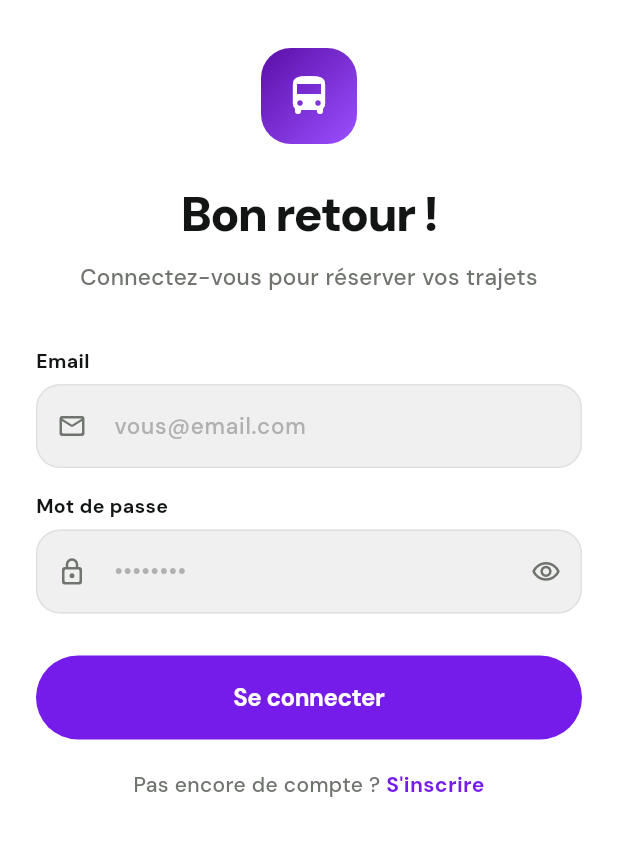
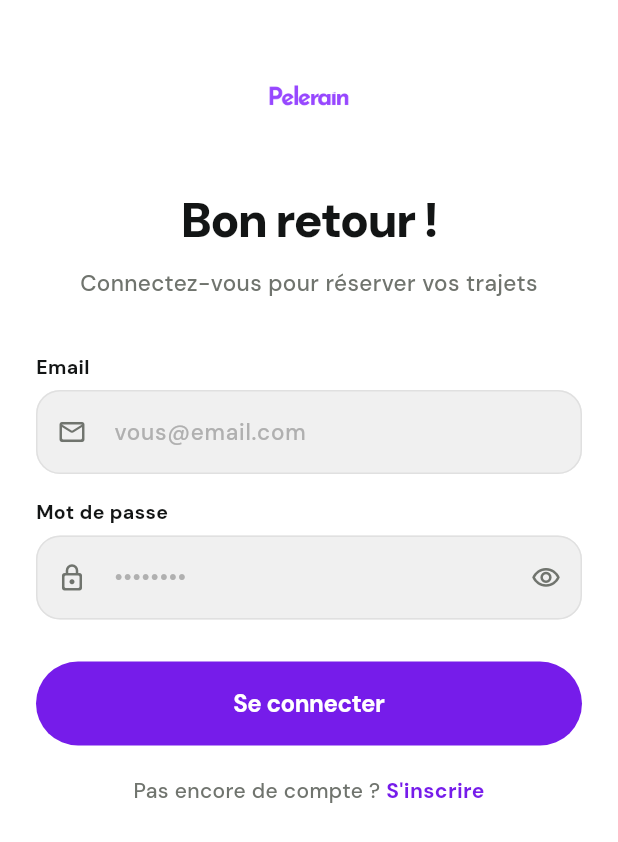
Before and after one commit to Wendlac/pelerain, a Flutter app: the screen it shows after launch, on a phone screen of 412 x 824 dp. Shown: the top 842 px of the screen. Run offline on Flutter 3.47's test engine with Material 3 defaults, Android fonts, the phone set to English and light mode, and no system bars; our stand-ins replace flutter_map, flutter_riverpod, gap, go_router, google_fonts, just_audio and 2 more; accounts and stored records are empty.

Commit message:
feat: Android internet permission, Pelerain logo on auth, hydrated company detail, pill-shaped buttons
- Add android.permission.INTERNET to release manifest so future signed
  builds can reach Supabase (debug builds already had it)
- Auth screen header: swap the purple gradient bus icon for the Pelerain
  wordmark logo, matching the splash screen identity
- Company detail screen now hydrates from the cached companiesProvider
  so agencies and the map appear even when the user lands via a trip
  (search results' join doesn't fetch agencies). Shows a loader while
  the cache warms, and an empty-state message if a company truly has
  no agencies registered
- Button radius: all primary CTAs are now pill-shaped (radiusFull). The
  ElevatedButton, OutlinedButton, FilledButton and TextButton themes were
  updated, plus SkeuButton's three variants and the "cancel reservation"
  / "logout" inline buttons. Cards, modals and chip tags keep their
  smaller radii.

```diff
--- a/lib/core/theme/app_theme.dart
+++ b/lib/core/theme/app_theme.dart
@@ -43,13 +43,15 @@ class AppTheme {
         ),
         iconTheme: const IconThemeData(color: AppColors.content),
       ),
+      // All app buttons are pill-shaped (fully rounded) for visual consistency
+      // with the auth screen and modal CTAs.
       elevatedButtonTheme: ElevatedButtonThemeData(
         style: ElevatedButton.styleFrom(
           backgroundColor: AppColors.primary,
           foregroundColor: Colors.white,
           minimumSize: const Size(double.infinity, 56),
           shape: RoundedRectangleBorder(
-            borderRadius: BorderRadius.circular(AppSpacing.radiusXl),
+            borderRadius: BorderRadius.circular(AppSpacing.radiusFull),
           ),
           elevation: 0,
           textStyle: GoogleFonts.dmSans(
@@ -65,12 +67,39 @@ class AppTheme {
           side: const BorderSide(color: AppColors.primary, width: 1.5),
           minimumSize: const Size(double.infinity, 56),
           shape: RoundedRectangleBorder(
-            borderRadius: BorderRadius.circular(AppSpacing.radiusXl),
+            borderRadius: BorderRadius.circular(AppSpacing.radiusFull),
           ),
           textStyle: GoogleFonts.dmSans(
             fontSize: 16,
             fontWeight: FontWeight.w700,
             letterSpacing: -0.3,
+          ),
+        ),
+      ),
+      filledButtonTheme: FilledButtonThemeData(
+        style: FilledButton.styleFrom(
+          backgroundColor: AppColors.primary,
+          foregroundColor: Colors.white,
+          minimumSize: const Size(double.infinity, 56),
+          shape: RoundedRectangleBorder(
+            borderRadius: BorderRadius.circular(AppSpacing.radiusFull),
+          ),
+          textStyle: GoogleFonts.dmSans(
+            fontSize: 16,
+            fontWeight: FontWeight.w700,
+            letterSpacing: -0.3,
+          ),
+        ),
+      ),
+      textButtonTheme: TextButtonThemeData(
+        style: TextButton.styleFrom(
+          foregroundColor: AppColors.primary,
+          shape: RoundedRectangleBorder(
+            borderRadius: BorderRadius.circular(AppSpacing.radiusFull),
+          ),
+          textStyle: GoogleFonts.dmSans(
+            fontSize: 14,
+            fontWeight: FontWeight.w600,
           ),
         ),
       ),
--- a/lib/core/widgets/skeu_button.dart
+++ b/lib/core/widgets/skeu_button.dart
@@ -110,7 +110,7 @@ class _PrimaryButton extends StatelessWidget {
                 colors: [Color(0xFF8B3FEF), Color(0xFF5A0FA8)],
               ),
         color: disabled ? AppColors.contentDisabled : null,
-        borderRadius: BorderRadius.circular(AppSpacing.radiusXl),
+        borderRadius: BorderRadius.circular(AppSpacing.radiusFull),
         boxShadow: disabled
             ? null
             : [
@@ -144,7 +144,7 @@ class _SecondaryButton extends StatelessWidget {
       height: 56,
       decoration: BoxDecoration(
         color: AppColors.primarySurface,
-        borderRadius: BorderRadius.circular(AppSpacing.radiusXl),
+        borderRadius: BorderRadius.circular(AppSpacing.radiusFull),
         border: Border.all(color: AppColors.primary.withValues(alpha: 0.3), width: 1.5),
         boxShadow: [
           BoxShadow(
@@ -186,7 +186,7 @@ class _DangerButton extends StatelessWidget {
       height: 56,
       decoration: BoxDecoration(
         color: AppColors.error.withValues(alpha: 0.1),
-        borderRadius: BorderRadius.circular(AppSpacing.radiusXl),
+        borderRadius: BorderRadius.circular(AppSpacing.radiusFull),
         border: Border.all(color: AppColors.error.withValues(alpha: 0.3)),
       ),
       child: _ButtonContent(widget: widget, color: AppColors.error),
--- a/lib/features/account/screens/account_screen.dart
+++ b/lib/features/account/screens/account_screen.dart
@@ -253,7 +253,7 @@ class AccountScreen extends ConsumerWidget {
                     padding: const EdgeInsets.symmetric(vertical: 16),
                     decoration: BoxDecoration(
                       color: AppColors.error.withValues(alpha: 0.07),
-                      borderRadius: BorderRadius.circular(16),
+                      borderRadius: BorderRadius.circular(100),
                       border: Border.all(
                         color: AppColors.error.withValues(alpha: 0.2),
                       ),
--- a/lib/features/auth/screens/auth_screen.dart
+++ b/lib/features/auth/screens/auth_screen.dart
@@ -134,25 +134,14 @@ class _AuthScreenState extends ConsumerState<AuthScreen> {
               children: [
                 // ── Brand header ──
                 Center(
-                  child: Container(
-                    width: 64,
+                  child: Image.asset(
+                    'assets/images/pelerain_logo.png',
+                    width: 160,
                     height: 64,
-                    decoration: BoxDecoration(
-                      gradient: const LinearGradient(
-                        begin: Alignment.topLeft,
-                        end: Alignment.bottomRight,
-                        colors: [Color(0xFF5A0FA8), Color(0xFF9B4FFF)],
-                      ),
-                      borderRadius: BorderRadius.circular(20),
-                    ),
-                    child: const Icon(
-                      Icons.directions_bus_rounded,
-                      color: Colors.white,
-                      size: 32,
-                    ),
+                    fit: BoxFit.contain,
                   ),
                 ),
-                const Gap(24),
+                const Gap(28),
 
                 Text(
                   _isLogin ? 'Bon retour !' : 'Créer un compte',
--- a/lib/features/reservations/screens/my_reservations_screen.dart
+++ b/lib/features/reservations/screens/my_reservations_screen.dart
@@ -473,7 +473,7 @@ class _ReservationCard extends StatelessWidget {
                         padding: const EdgeInsets.symmetric(vertical: 10),
                         decoration: BoxDecoration(
                           color: AppColors.error.withValues(alpha: 0.08),
-                          borderRadius: BorderRadius.circular(12),
+                          borderRadius: BorderRadius.circular(100),
                           border: Border.all(
                             color: AppColors.error.withValues(alpha: 0.2),
                           ),
--- a/lib/features/reservations/screens/reservation_detail_screen.dart
+++ b/lib/features/reservations/screens/reservation_detail_screen.dart
@@ -927,7 +927,7 @@ class _CancelButton extends StatelessWidget {
         padding: const EdgeInsets.symmetric(vertical: 16),
         decoration: BoxDecoration(
           color: AppColors.error.withValues(alpha: 0.07),
-          borderRadius: BorderRadius.circular(16),
+          borderRadius: BorderRadius.circular(100),
           border: Border.all(color: AppColors.error.withValues(alpha: 0.25)),
         ),
         child: Row(
```
Also changed, not shown: lib/features/companies/screens/company_detail_screen.dart (+46 -15 lines), 1 other file.
